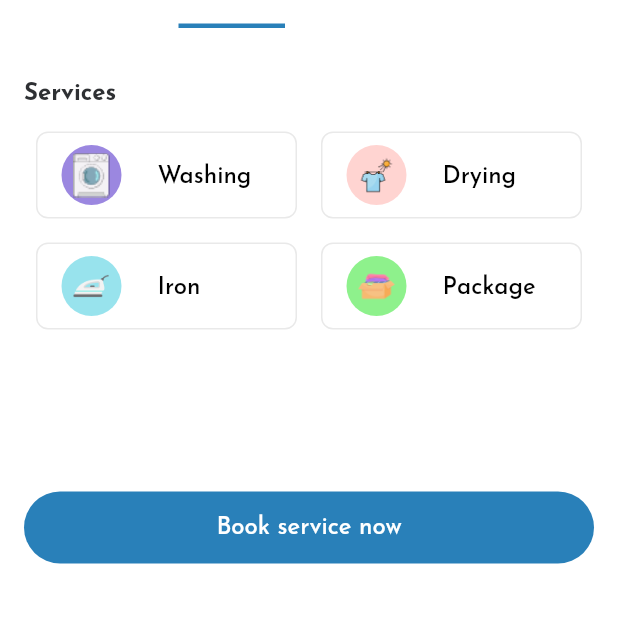
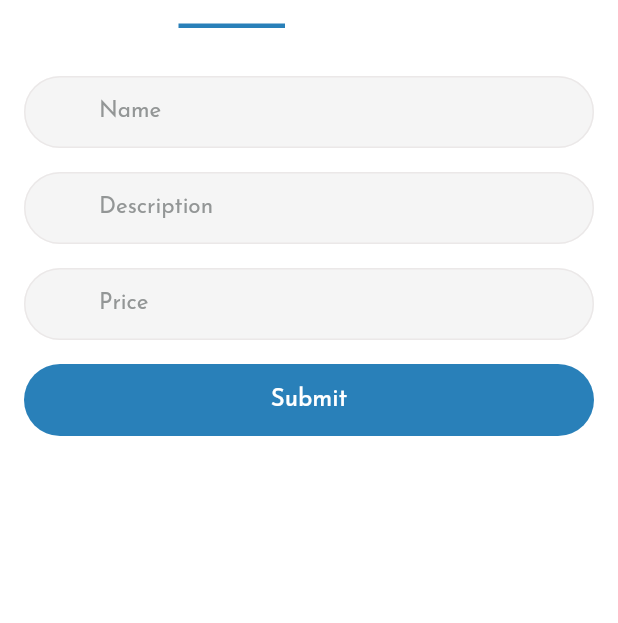
Before and after one commit to pcechz/limcad, a Flutter app: the BusinessDetailScreen screen opened directly, tab 2 chosen, on a phone screen of 412 x 824 dp, the part 527-1150 px from its top. Run offline on Flutter 3.47's test engine with Material 3 defaults, Android fonts, the phone set to English and light mode, and no system bars; our stand-ins replace cached_network_image, camera, dio, dotted_border, file_picker, fl_chart and 15 more; missing offline and left inert: dart:ffi, ficonsax, google_places_autocomplete_text_field, textfields; accounts and stored records are empty; project files that could hold a hidden picture were left out.

Commit message:
worked on creating services

```diff
--- /dev/null
+++ b/lib/features/laundry/components/ServiceDetail/CreateService.dart
@@ -0,0 +1,112 @@
+import 'package:flutter/material.dart';
+import 'package:limcad/features/laundry/model/laundry_vm.dart';
+import 'package:limcad/features/laundry/select_clothe.dart';
+import 'package:limcad/resources/routes.dart';
+import 'package:limcad/resources/utils/assets/asset_util.dart';
+import 'package:limcad/resources/utils/custom_colors.dart';
+import 'package:limcad/resources/widgets/view_utils/app_widget.dart';
+import 'package:nb_utils/nb_utils.dart';
+
+class CreateServicesComponent extends StatefulWidget {
+  static String tag = '/CServicesComponent';
+  final LaundryVM model;
+
+  CreateServicesComponent({super.key, required this.model});
+  @override
+  CreateServicesComponentState createState() => CreateServicesComponentState();
+}
+
+class CreateServicesComponentState extends State<CreateServicesComponent> {
+  final _formKey = GlobalKey<FormState>();
+
+  final TextEditingController _nameController = TextEditingController();
+  final TextEditingController _descriptionController = TextEditingController();
+  final TextEditingController _priceController = TextEditingController();
+
+  @override
+  Widget build(BuildContext context) {
+    return SingleChildScrollView(
+        child: Form(
+      key: _formKey,
+      child: Column(
+        children: [
+          TextFormField(
+            controller: _nameController,
+            decoration: const InputDecoration(
+              labelText: 'Name',
+              border: OutlineInputBorder(),
+            ),
+            validator: (value) {
+              if (value == null || value.isEmpty) {
+                return 'Please enter the product name';
+              }
+              return null;
+            },
+          ),
+          const SizedBox(height: 16.0),
+          TextFormField(
+            controller: _descriptionController,
+            decoration: const InputDecoration(
+              labelText: 'Description',
+              border: OutlineInputBorder(),
+            ),
+            validator: (value) {
+              if (value == null || value.isEmpty) {
+                return 'Please enter the product description';
+              }
+              return null;
+            },
+          ),
+          const SizedBox(height: 16.0),
+          TextFormField(
+            controller: _priceController,
+            decoration: const InputDecoration(
+              labelText: 'Price',
+              border: OutlineInputBorder(),
+            ),
+            keyboardType: TextInputType.number,
+            validator: (value) {
+              if (value == null || value.isEmpty) {
+                return 'Please enter the product price';
+              }
+              if (double.tryParse(value) == null) {
+                return 'Please enter a valid number';
+              }
+              return null;
+            },
+          ),
+          const SizedBox(height: 16.0),
+          ElevatedButton(
+            onPressed: () async {
+              if (_formKey.currentState!.validate()) {
+                final name = _nameController.text;
+                final description = _descriptionController.text;
+                final price = _priceController.text;
+
+                print('Name: $name');
+                print('Description: $description');
+                print('Price: $price');
+                await widget.model
+                    .createServiceItem(name, description, price.toInt());
+              }
+            },
+            child: Text('Submit'),
+          ),
+        ],
+      ),
+    ).paddingSymmetric(horizontal: 16, vertical: 32));
+  }
+}
+
+class ServiceModel {
+  final String img;
+  final String title;
+  final Function onTap;
+  final Color iconBack;
+
+  ServiceModel(
+      {required this.img,
+      required this.title,
+      required this.onTap,
+      required this.iconBack});
+}
--- a/lib/features/laundry/model/laundry_vm.dart
+++ b/lib/features/laundry/model/laundry_vm.dart
@@ -176,6 +176,14 @@ class LaundryVM extends BaseVM {
   void proceed() {
     isPreview = true;
     notifyListeners();
+  }
+
+  Future<void> createServiceItem(String name, String desc, int price) async {
+    final response =
+        await locator<LaundryService>().createServiceItems(name, desc, price);
+    if (response.status == 200) {
+      Logger().i(response.data);
+    }
   }
 
   double calculateTotalPrice() {
--- a/lib/features/profile/business_detail.dart
+++ b/lib/features/profile/business_detail.dart
@@ -1,5 +1,6 @@
 import 'package:flutter/material.dart';
 import 'package:limcad/features/laundry/components/ServiceDetail/AboutComponent.dart';
+import 'package:limcad/features/laundry/components/ServiceDetail/CreateService.dart';
 import 'package:limcad/features/laundry/components/ServiceDetail/ServicesComponent.dart';
 import 'package:limcad/features/laundry/model/laundry_vm.dart';
 import 'package:limcad/features/laundry/select_clothe.dart';
@@ -155,7 +156,7 @@ class BusinessDetailScreenState extends State<BusinessDetailScreen> {
                   body: TabBarView(
                     children: [
                       BusinessAboutComponent(model),
-                      BusinessServicesComponent(),
+                      CreateServicesComponent(model: model),
                       BusinessGalleryWidget(),
                       BusinessAboutComponent(model)
                     ],
--- a/lib/features/profile/model/profile_view_model.dart
+++ b/lib/features/profile/model/profile_view_model.dart
@@ -6,6 +6,7 @@ import 'package:flutter/material.dart';
 import 'package:flutter/services.dart';
 import 'package:flutter_svg/flutter_svg.dart';
 import 'package:google_places_autocomplete_text_field/model/prediction.dart';
+import 'package:limcad/features/auth/models/login_response.dart';
 import 'package:limcad/features/auth/models/signup_request.dart';
 import 'package:limcad/features/auth/models/signup_response.dart' as signupRes;
 import 'package:limcad/features/auth/services/signup_service.dart';
@@ -58,6 +59,7 @@ class ProfileVM extends BaseVM {
   StateResponse? selectedState;
   LGAResponse? selectedLGA;
   ProfileResponse? profileResponse = ProfileResponse();
+  User? user = User();
   String? role;
 
   init(BuildContext context, ProfileOption profileOption) {
@@ -77,6 +79,7 @@ class ProfileVM extends BaseVM {
     BasePreference basePreference = await BasePreference.getInstance();
 
     profileResponse = basePreference.getProfileDetails();
+    user = basePreference.getLoginDetails();
 
     notifyListeners();
   }
--- a/lib/resources/bottom_home.dart
+++ b/lib/resources/bottom_home.dart
@@ -85,14 +85,14 @@ class _HomePageState extends State<HomePage>
                 AnalyticsPage(),
                 BusinessOrdersPage(),
                 ExploreScreen(),
-                ProfilePage()
+                ProfilePage(userType: widget.userType!)
               ]
             : [
                 Dashboard(),
                 ExploreScreen(),
                 OrdersPage(),
                 ExploreScreen(),
-                ProfilePage()
+                ProfilePage(userType: widget.userType!)
               ],
       ),
       child: TabBar(
```
Also changed, not shown: lib/features/laundry/services/laundry_service.dart (+11 -0 lines), lib/features/profile/profile.dart (+20 -3 lines), lib/resources/api/route.dart (+8 -0 lines).
